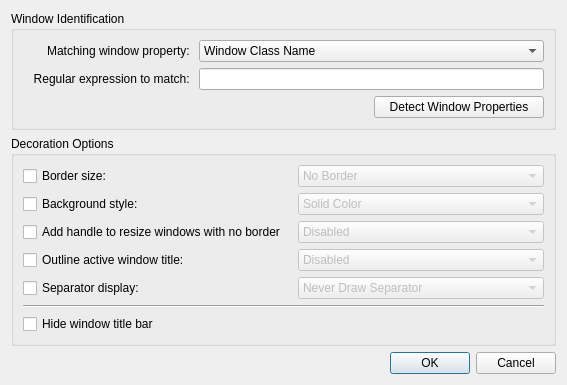
KDE/kwin, file clients/oxygen/config/ui/oxygenexceptiondialog.ui: the form before one commit.
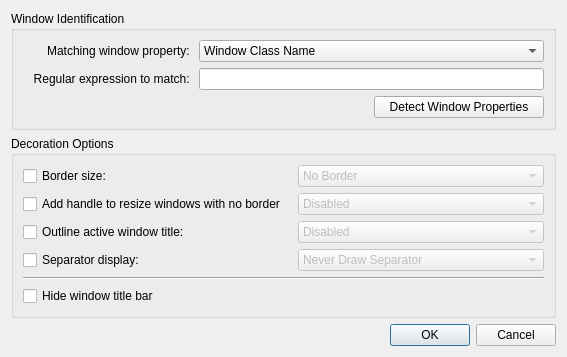
The form after the commit. Custom widgets are drawn as their Qt base class.

Commit message:
Added option in oxygenrc to disable window background:
[Common]
UseBackgroundGradient=true

Option is hidden (no UI element) because of string freeze
Also removed decoration blend style option.
Background gradient is now always decided based on window flag.

```diff
--- a/clients/oxygen/config/ui/oxygenexceptiondialog.ui
+++ b/clients/oxygen/config/ui/oxygenexceptiondialog.ui
@@ -83,6 +83,45 @@
       <string>Decoration Options</string>
      </property>
      <layout class="QGridLayout" name="gridLayout_3">
+      <item row="3" column="2">
+       <widget class="KComboBox" name="titleOutlineComboBox">
+        <property name="enabled">
+         <bool>false</bool>
+        </property>
+        <item>
+         <property name="text">
+          <string comment="outline window title">Disabled</string>
+         </property>
+        </item>
+        <item>
+         <property name="text">
+          <string comment="outline window title">Enabled</string>
+         </property>
+        </item>
+       </widget>
+      </item>
+      <item row="4" column="2">
+       <widget class="KComboBox" name="separatorComboBox">
+        <property name="enabled">
+         <bool>false</bool>
+        </property>
+        <item>
+         <property name="text">
+          <string>Never Draw Separator</string>
+         </property>
+        </item>
+        <item>
+         <property name="text">
+          <string>Draw Separator When Window is Active</string>
+         </property>
+        </item>
+        <item>
+         <property name="text">
+          <string>Always Draw Separator</string>
+         </property>
+        </item>
+       </widget>
+      </item>
       <item row="0" column="0">
        <widget class="QCheckBox" name="frameBorderCheckBox">
         <property name="text">
@@ -90,42 +129,35 @@
         </property>
        </widget>
       </item>
-      <item row="3" column="0">
+      <item row="2" column="0">
        <widget class="QCheckBox" name="sizeGripCheckBox">
         <property name="text">
          <string>Add handle to resize windows with no border</string>
         </property>
        </widget>
       </item>
-      <item row="4" column="0">
+      <item row="3" column="0">
        <widget class="QCheckBox" name="titleOutlineCheckBox">
         <property name="text">
          <string>Outline active window title:</string>
         </property>
        </widget>
       </item>
-      <item row="5" column="0">
+      <item row="4" column="0">
        <widget class="QCheckBox" name="separatorCheckBox">
         <property name="text">
          <string>Separator display:</string>
         </property>
        </widget>
       </item>
-      <item row="2" column="0">
-       <widget class="QCheckBox" name="blendColorCheckBox">
-        <property name="text">
-         <string>Background style:</string>
-        </property>
-       </widget>
-      </item>
-      <item row="7" column="0" colspan="3">
+      <item row="6" column="0" colspan="3">
        <widget class="QCheckBox" name="hideTitleBar">
         <property name="text">
          <string>Hide window title bar</string>
         </property>
        </widget>
       </item>
-      <item row="6" column="0" colspan="3">
+      <item row="5" column="0" colspan="3">
        <widget class="QFrame" name="frame">
         <property name="frameShape">
          <enum>QFrame::HLine</enum>
@@ -188,28 +220,6 @@
        </widget>
       </item>
       <item row="2" column="2">
-       <widget class="KComboBox" name="blendColorComboBox">
-        <property name="enabled">
-         <bool>false</bool>
-        </property>
-        <item>
-         <property name="text">
-          <string>Solid Color</string>
-         </property>
-        </item>
-        <item>
-         <property name="text">
-          <string>Radial Gradient</string>
-         </property>
-        </item>
-        <item>
-         <property name="text">
-          <string>Follow Style Hint</string>
-         </property>
-        </item>
-       </widget>
-      </item>
-      <item row="3" column="2">
        <widget class="KComboBox" name="sizeGripComboBox">
         <property name="enabled">
          <bool>false</bool>
@@ -226,45 +236,6 @@
         </item>
        </widget>
       </item>
-      <item row="4" column="2">
-       <widget class="KComboBox" name="titleOutlineComboBox">
-        <property name="enabled">
-         <bool>false</bool>
-        </property>
-        <item>
-         <property name="text">
-          <string comment="outline window title">Disabled</string>
-         </property>
-        </item>
-        <item>
-         <property name="text">
-          <string comment="outline window title">Enabled</string>
-         </property>
-        </item>
-       </widget>
-      </item>
-      <item row="5" column="2">
-       <widget class="KComboBox" name="separatorComboBox">
-        <property name="enabled">
-         <bool>false</bool>
-        </property>
-        <item>
-         <property name="text">
-          <string>Never Draw Separator</string>
-         </property>
-        </item>
-        <item>
-         <property name="text">
-          <string>Draw Separator When Window is Active</string>
-         </property>
-        </item>
-        <item>
-         <property name="text">
-          <string>Always Draw Separator</string>
-         </property>
-        </item>
-       </widget>
-      </item>
      </layout>
     </widget>
    </item>
```
Left out of the diff: 16 changed lines with no effect on the pictures. The commit also changes 7 other files.
